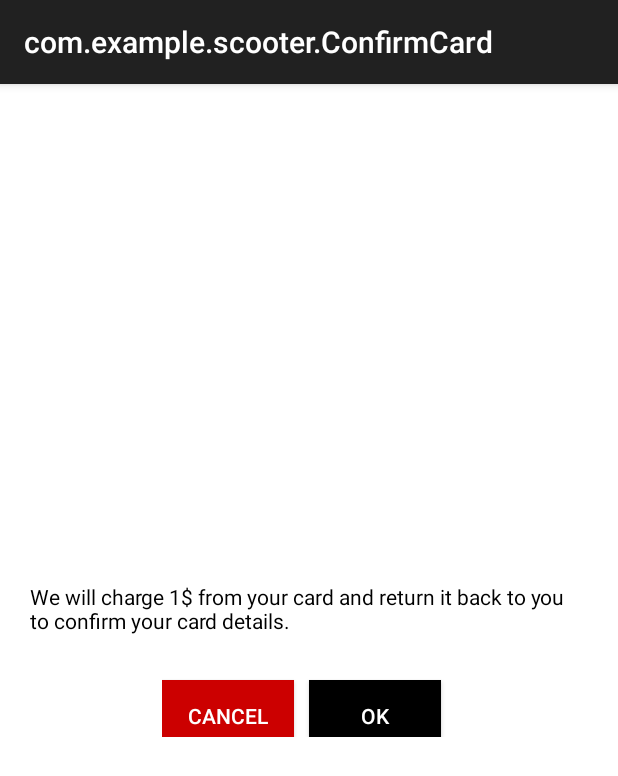
After one commit to moevm/adfmp1h23-scooter, an Android app: the ConfirmCard screen opened directly, with no data from a screen before it, on a phone screen of 412 x 824 dp. The commit adds this screen. Shown: the top 776 px of the screen. Run offline under Robolectric (Android 15) with nearby library versions, the phone set to English and light mode, and no system bars.

Commit message:
confirm card page

```diff
--- a/app/src/main/AndroidManifest.xml
+++ b/app/src/main/AndroidManifest.xml
@@ -12,10 +12,14 @@
         android:supportsRtl="true"
         android:theme="@style/Theme.Scooter"
         tools:targetApi="31">
-<!--        <activity-->
-<!--            android:name=".About"-->
-<!--            android:theme="@style/Theme.AppCompat"-->
-<!--            android:exported="false" />-->
+        <activity
+            android:name=".ConfirmCard"
+            android:theme="@style/Theme.AppCompat"
+            android:exported="false" />
+        <!-- <activity -->
+        <!-- android:name=".About" -->
+        <!-- android:theme="@style/Theme.AppCompat" -->
+        <!-- android:exported="false" /> -->
         <activity
             android:name=".Sidebar"
             android:exported="false"
--- /dev/null
+++ b/app/src/main/java/com/example/scooter/ConfirmCard.kt
@@ -0,0 +1,20 @@
+package com.example.scooter
+
+import androidx.appcompat.app.AppCompatActivity
+import android.os.Bundle
+import android.widget.Button
+
+class ConfirmCard : AppCompatActivity() {
+    override fun onCreate(savedInstanceState: Bundle?) {
+        super.onCreate(savedInstanceState)
+        setContentView(R.layout.activity_confirm_card)
+        val cancelButton = findViewById<Button>(R.id.cancel_button)
+        cancelButton.setOnClickListener {
+            finish()
+        }
+        val confirmButton = findViewById<Button>(R.id.confirm_button)
+        confirmButton.setOnClickListener {
+            finish()
+        }
+    }
+}
--- a/app/src/main/java/com/example/scooter/PaymentDetailsFragment.kt
+++ b/app/src/main/java/com/example/scooter/PaymentDetailsFragment.kt
@@ -1,5 +1,6 @@
 package com.example.scooter
 
+import android.content.Intent
 import android.os.Bundle
 import android.text.Editable
 import androidx.fragment.app.Fragment
@@ -67,6 +68,11 @@ class PaymentDetailsFragment : Fragment() {
             }
         })
 
+        val saveButton = view.findViewById<View>(R.id.saveButton)
+        saveButton.setOnClickListener {
+            val intent = Intent(this.context, ConfirmCard::class.java)
+            startActivity(intent)
+        }
         return view
     }
 
--- /dev/null
+++ b/app/src/main/res/layout/activity_confirm_card.xml
@@ -0,0 +1,54 @@
+<?xml version="1.0" encoding="utf-8"?>
+<RelativeLayout xmlns:android="http://schemas.android.com/apk/res/android"
+    xmlns:tools="http://schemas.android.com/tools"
+    android:layout_width="match_parent"
+    android:background="@color/white"
+    android:layout_height="match_parent">
+
+    <LinearLayout
+        android:layout_centerInParent="true"
+        android:layout_width="match_parent"
+        android:layout_height="wrap_content"
+        android:layout_gravity="center_vertical"
+        android:orientation="vertical">
+
+        <TextView
+            android:layout_width="match_parent"
+            android:layout_height="wrap_content"
+            android:layout_gravity="center"
+            android:layout_marginHorizontal="20dp"
+            android:text="We will charge 1$ from your card and return it back to you to confirm your card details."
+            android:textColor="@color/black" />
+
+        <LinearLayout
+            android:layout_width="wrap_content"
+            android:layout_height="wrap_content"
+            android:layout_gravity="center"
+            android:orientation="horizontal">
+
+            <Button
+                android:id="@+id/cancel_button"
+                android:layout_width="wrap_content"
+                android:layout_height="wrap_content"
+                android:layout_gravity="center"
+                android:layout_marginTop="20dp"
+                android:background="@android:color/holo_red_dark"
+                android:text="CANCEL"
+                android:textAlignment="center"
+                android:textColor="@color/white" />
+
+            <Button
+                android:id="@+id/confirm_button"
+                android:layout_width="wrap_content"
+                android:layout_height="wrap_content"
+                android:layout_gravity="center"
+                android:layout_marginHorizontal="10dp"
+                android:layout_marginTop="20dp"
+                android:background="@color/black"
+                android:text="OK"
+                android:textColor="@color/white" />
+        </LinearLayout>
+
+
+    </LinearLayout>
+</RelativeLayout>
```
